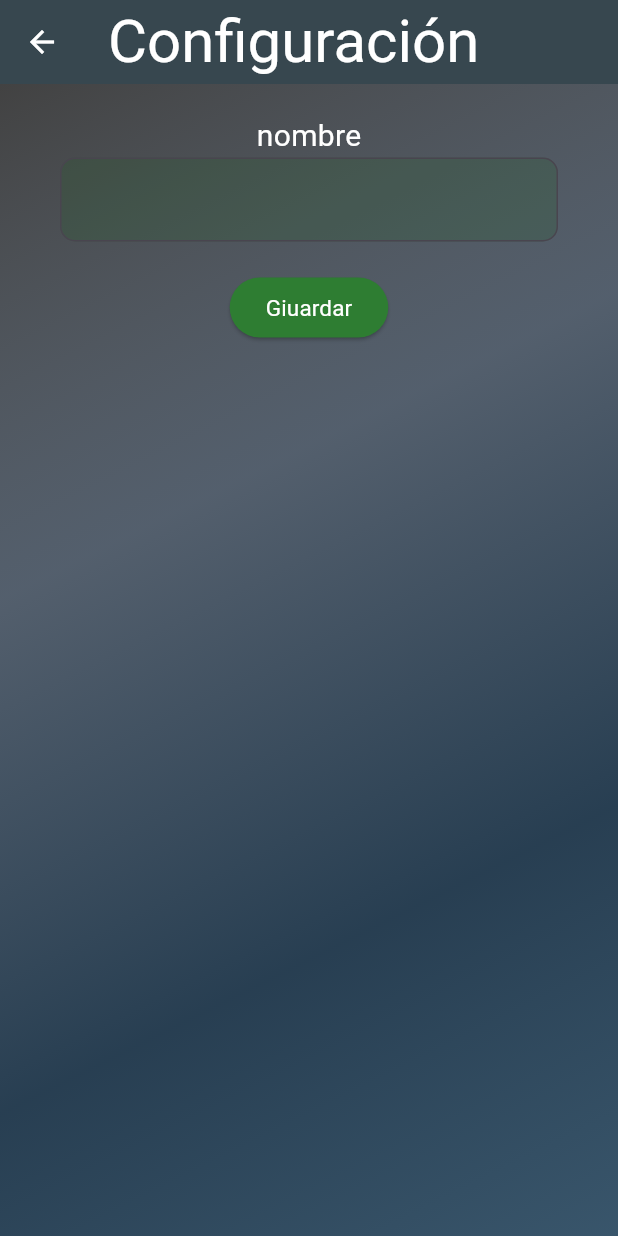
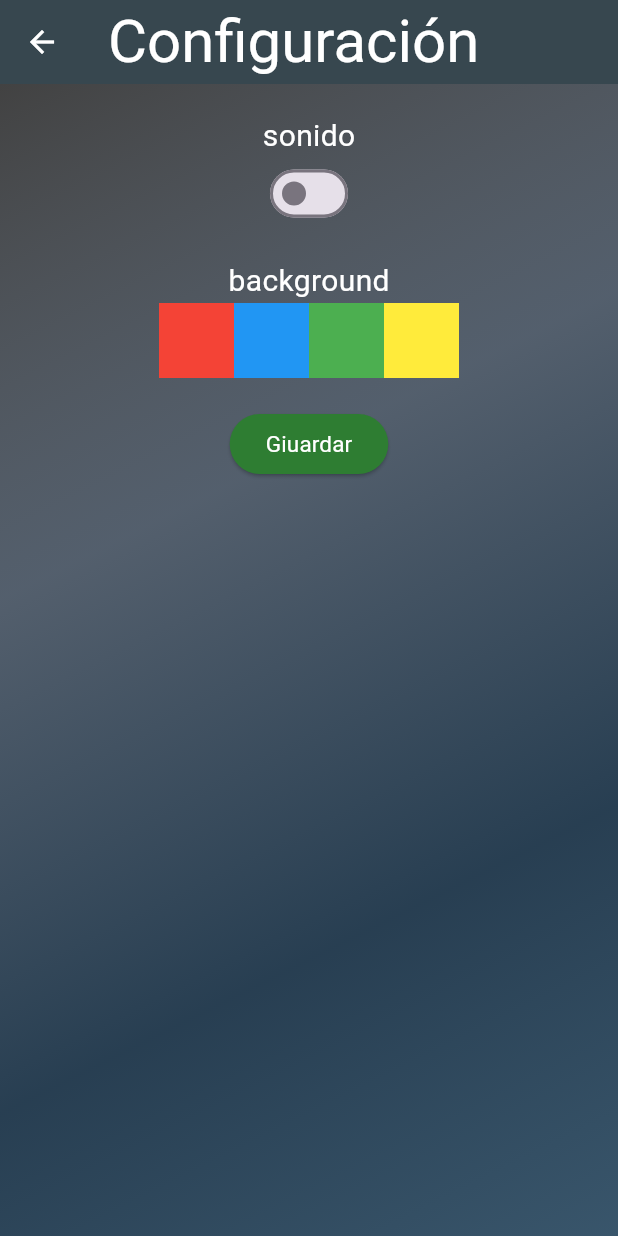
Before and after one commit to AriAlanPR/simposium_flutter, a Flutter app: the ConfiguracionPage screen opened directly, on a phone screen of 412 x 824 dp. Run offline on Flutter 3.47's test engine with Material 3 defaults, Android fonts, the phone set to English and light mode, and no system bars; our stand-ins replace loading_animation_widget, shared_preferences; missing offline and left inert: flame, flutter_confetti; accounts and stored records are empty.

Commit message:
ajuste de pantallas

```diff
--- a/lib/views/configuracion.dart
+++ b/lib/views/configuracion.dart
@@ -50,25 +50,38 @@ class ConfiguracionPage extends StatelessWidget with ValidateMixin {
                     mainAxisSize: MainAxisSize.min,
                     mainAxisAlignment: MainAxisAlignment.center,
                     children: [
-                      const Easytext(text: "nombre", size: 20),
-                      Padding(
-                        padding: const EdgeInsets.symmetric(horizontal: 40.0),
-                        child: TextFormField(
-                          style: const TextStyle(
-                            color: Colors.white,
+                      const Easytext(text: "sonido", size: 20),
+                      Switch.adaptive(
+                        value: false,
+                        onChanged: (value) {
+
+                        },
+                      ),
+                      const SizedBox(height: 20),
+                      const Easytext(text: "background", size: 20),
+                      Wrap(
+                        children: [
+                          Container(
+                            color: Colors.red,
+                            width: 50,
+                            height: 50,
                           ),
-                          decoration: InputDecoration(
-                            fillColor: Colors.green.shade900.withOpacity(0.2),
-                            filled: true,
-                            border: OutlineInputBorder(
-                              borderRadius: BorderRadius.circular(10),
-                              borderSide: const BorderSide(color: Colors.white),
-                            ),
+                          Container(
+                            color: Colors.blue,
+                            width: 50,
+                            height: 50,
                           ),
-                          onTapOutside: (_) {
-                            FocusScope.of(context).unfocus();
-                          },
-                        ),
+                          Container(
+                            color: Colors.green,
+                            width: 50,
+                            height: 50,
+                          ),
+                          Container(
+                            color: Colors.yellow,
+                            width: 50,
+                            height: 50,
+                          ),
+                        ],
                       ),
                       const SizedBox(height: 20),
                       ElevatedButton(
@@ -76,12 +89,12 @@ class ConfiguracionPage extends StatelessWidget with ValidateMixin {
                           Dialogo.showLoadingDialog(context, message: "Guardando");
                           await PersistentData.save("nombre", _nombreController.text);
                           if(context.mounted) {
+                            Navigator.of(context).pop();
                             //show confetti
                             Particles(
                               context: context,
                             ).showCircle();
                             //dismiss loading
-                            Navigator.of(context).pop();
                           }
                         },
                         style: ElevatedButton.styleFrom(
```
